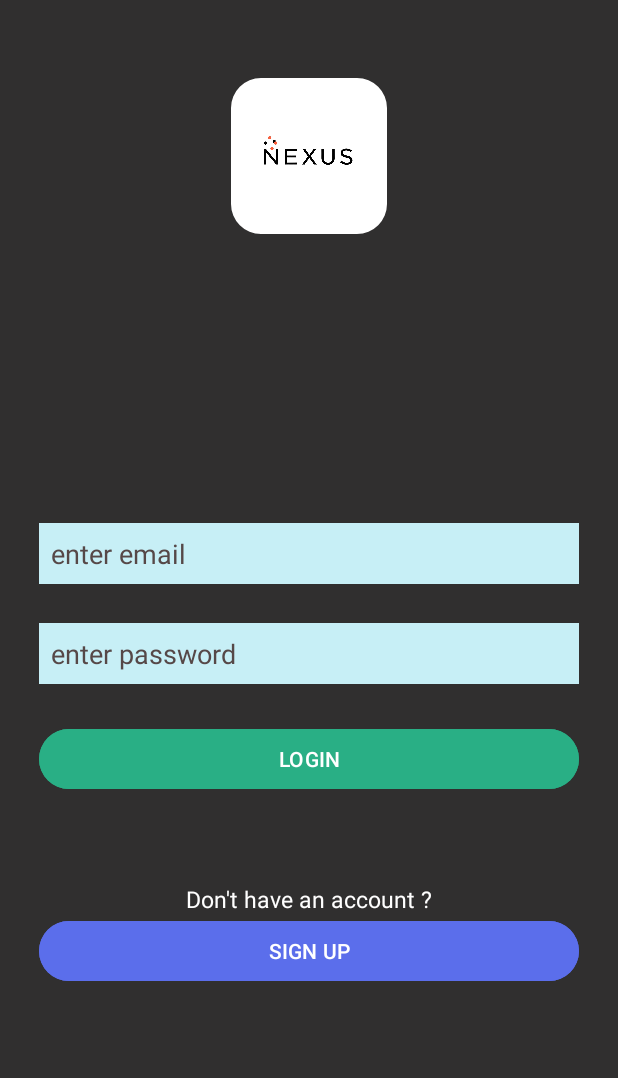
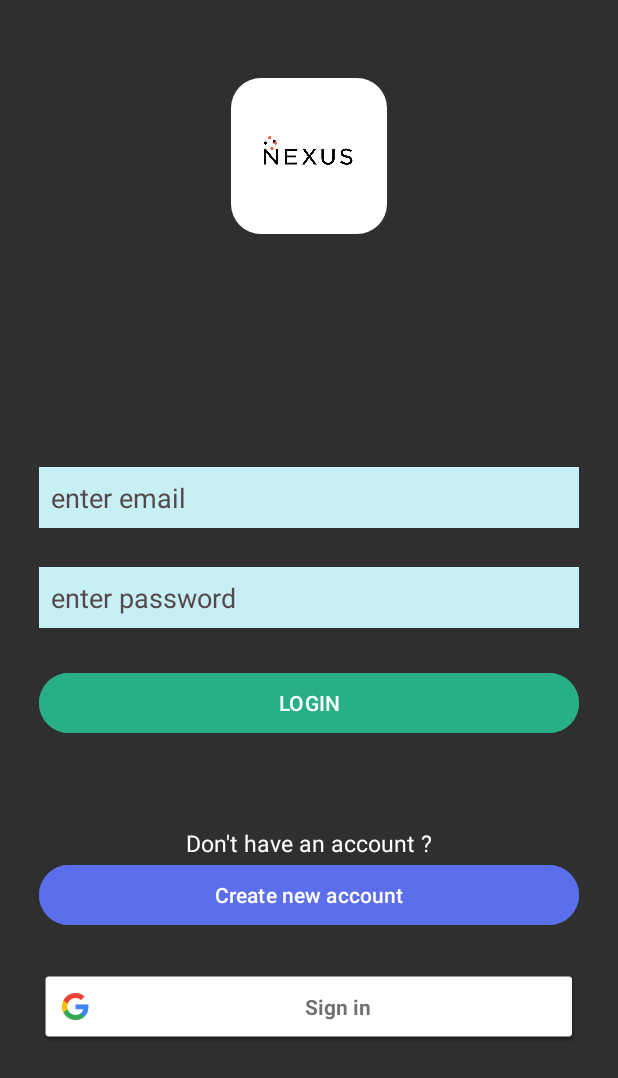
Before and after one commit to AashishDhawan12/Nexus, an Android app: the layout activity_login.xml on its own in the app's theme, with its tools: preview values and no code run, on a phone screen of 412 x 824 dp. Shown: the top 1078 px of the screen. Run offline under Robolectric (Android 15) with nearby library versions, the phone set to English and light mode, and no system bars; Roboto replaces fonts that are not available here.

Commit message:
sigIn with Google added

```diff
--- a/app/build.gradle.kts
+++ b/app/build.gradle.kts
@@ -59,5 +59,5 @@ dependencies {
     androidTestImplementation(libs.androidx.junit)
     androidTestImplementation(libs.androidx.espresso.core)
     implementation ("com.intuit.sdp:sdp-android:1.1.1")
-//    implementation ("com.github.imagekit-developer.imagekit-android:imagekit-android:<VERSION>")
+    implementation( "com.google.android.gms:play-services-auth:21.0.0")
 }
--- a/app/src/main/java/com/example/nexus/activity/ChatActivity.kt
+++ b/app/src/main/java/com/example/nexus/activity/ChatActivity.kt
@@ -48,6 +48,7 @@ class ChatActivity : AppCompatActivity() {
             val message = binding.edMessage.text.toString()
             if(message.isEmpty()){
                 return@setOnClickListener
+
             }
             binding.edMessage.setText("")
             val now = LocalDateTime.now()
--- a/app/src/main/res/layout/activity_login.xml
+++ b/app/src/main/res/layout/activity_login.xml
@@ -83,5 +83,14 @@
                 android:backgroundTint="#5B6EEB"
                 android:text="@string/sign_up"
                 android:textColor="#ffff" />
+
+        <com.google.android.gms.common.SignInButton
+            android:id="@+id/btnSignupWithGoogle"
+            android:layout_width="match_parent"
+            android:layout_height="wrap_content"
+            android:layout_marginHorizontal="@dimen/_20sdp"
+            android:layout_marginTop="@dimen/_20sdp"
+            android:backgroundTint="#5B6EEB"
+            android:textColor="#ffff" />
         </LinearLayout>
 </androidx.constraintlayout.widget.ConstraintLayout>
--- a/app/src/main/res/values/strings.xml
+++ b/app/src/main/res/values/strings.xml
@@ -1,10 +1,11 @@
 <resources>
     <string name="app_name">Nexus</string>
     <string name="login">LOGIN</string>
-    <string name="sign_up">SIGN UP</string>
+    <string name="sign_up">Create new account</string>
     <string name="email">enter email</string>
     <string name="password">enter password</string>
     <string name="don_t_have_an_account">Don\'t have an account ?</string>
     <string name="profileName">profile name</string>
     <string name="send_message">Message</string>
+    <string name="default_web_client_id">272020516050-glqs957kf81olpj9r6dao9u3drlnkd9r.apps.googleusercontent.com</string>
 </resources>
```
Also changed, not shown: app/src/main/java/com/example/nexus/activity/HomeActivity.kt (+29 -3 lines), app/src/main/java/com/example/nexus/activity/LoginActivity.kt (+61 -0 lines), app/src/main/java/com/example/nexus/activity/SignUpActivity.kt (+11 -0 lines), app/src/main/java/com/example/nexus/adapter/HomeAdapter.kt (+7 -1 lines), 1 other file.
